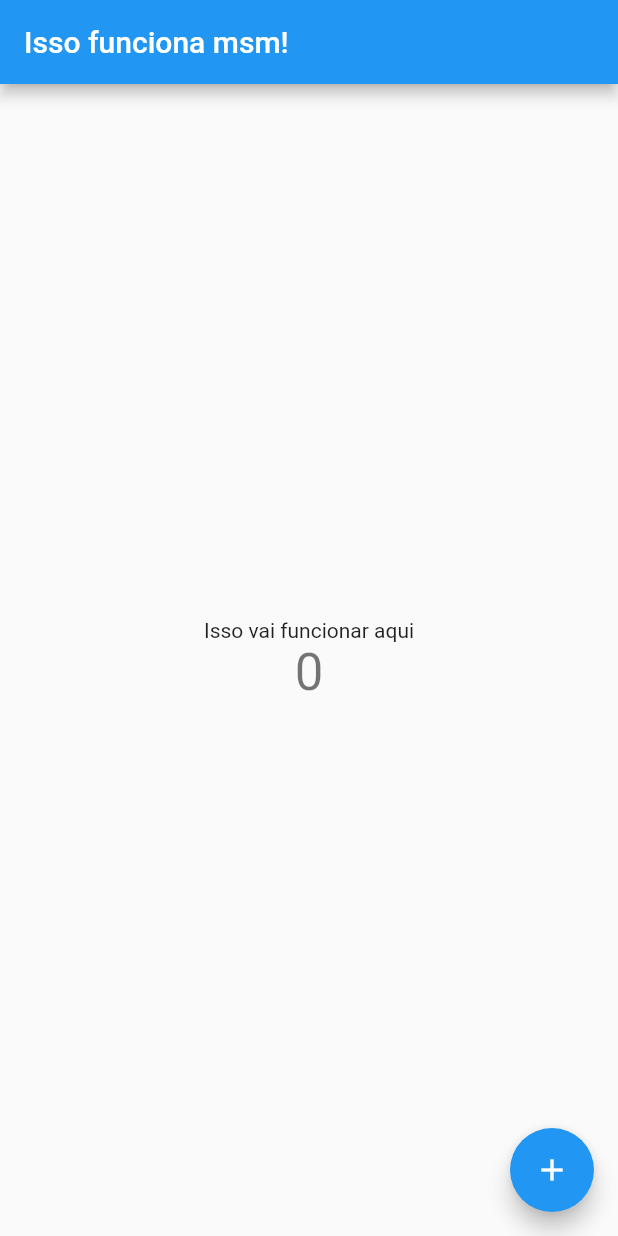
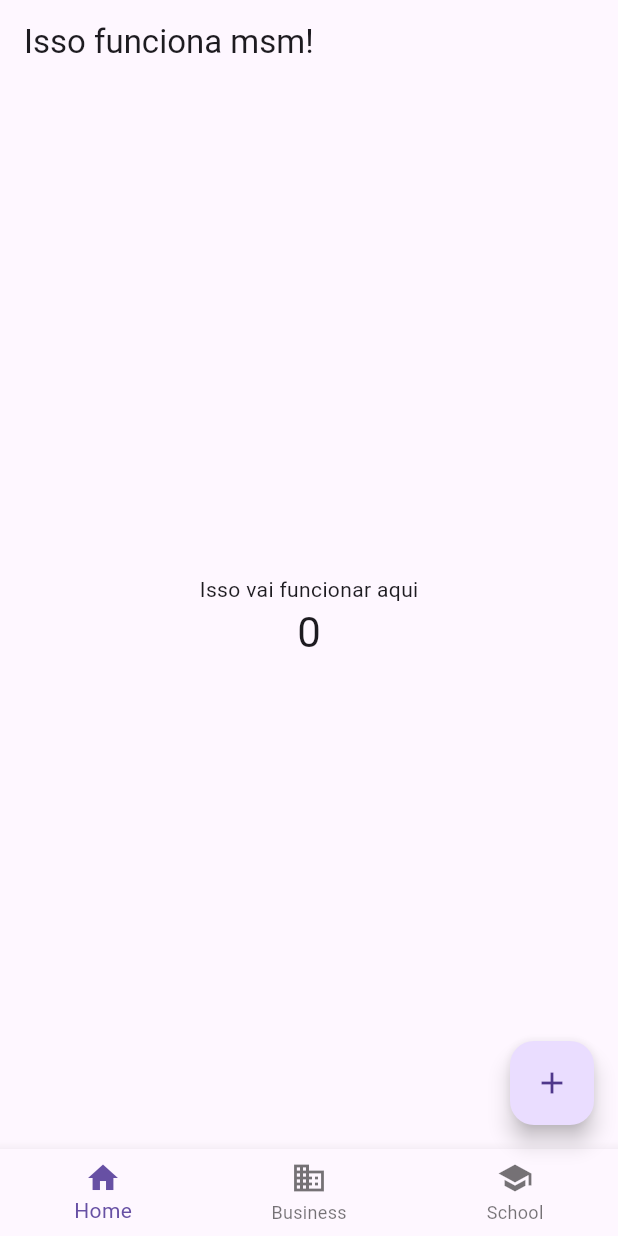
Before and after one commit to lucasrobaert/flutter_modulo, a Flutter app: the screen it shows after launch, on a phone screen of 412 x 824 dp. Run offline on Flutter 3.47's test engine with Material 2 defaults, Android fonts, the phone set to English and light mode, and no system bars.

Commit message:
chore: mudancas significativas

```diff
--- a/lib/main.dart
+++ b/lib/main.dart
@@ -20,9 +20,8 @@ class MyApp extends StatelessWidget {
             // or press Run > Flutter Hot Reload in a Flutter IDE). Notice that the
             // counter didn't reset back to zero; the application is not restarted.
             primarySwatch: Colors.blue,
-      ),
-      home: const MyHomePage(title: 'Isso funciona msm!'),
-    );
+            useMaterial3: true),
+        home: const MyHomePage(title: 'Isso funciona msm!'));
   }
 }
 
@@ -107,6 +106,22 @@ class _MyHomePageState extends State<MyHomePage> {
         tooltip: 'Increment',
         child: const Icon(Icons.add),
       ), // This trailing comma makes auto-formatting nicer for build methods.
+      bottomNavigationBar: BottomNavigationBar(
+        items: const <BottomNavigationBarItem>[
+          BottomNavigationBarItem(
+            icon: Icon(Icons.home),
+            label: 'Home',
+          ),
+          BottomNavigationBarItem(
+            icon: Icon(Icons.business),
+            label: 'Business',
+          ),
+          BottomNavigationBarItem(
+            icon: Icon(Icons.school),
+            label: 'School',
+          ),
+        ],
+      ),
     );
   }
 }
```
Lines whose indentation alone changed are shown as unchanged.
